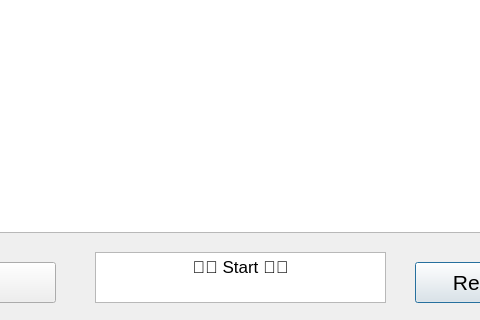
Above: employee.ui from sriv95/Restaurant-Management before the change; both pictures show x 545 to 1025 and y 588 to 908 of the 1174 by 908 pixel window. Below: the same form after it.
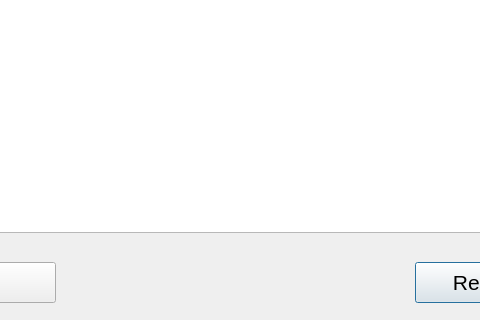
That is the form after the change.

What changed in the file:
```diff
--- a/employee.ui
+++ b/employee.ui
@@ -131,34 +131,6 @@
     <string>Delete</string>
    </property>
   </widget>
-  <widget class="QTextEdit" name="Status_Block">
-   <property name="geometry">
-    <rect>
-     <x>640</x>
-     <y>840</y>
-     <width>291</width>
-     <height>51</height>
-    </rect>
-   </property>
-   <property name="font">
-    <font>
-     <pointsize>13</pointsize>
-    </font>
-   </property>
-   <property name="readOnly">
-    <bool>true</bool>
-   </property>
-   <property name="html">
-    <string>&lt;!DOCTYPE HTML PUBLIC &quot;-//W3C//DTD HTML 4.0//EN&quot; &quot;http://www.w3.org/TR/REC-html40/strict.dtd&quot;&gt;
-&lt;html&gt;&lt;head&gt;&lt;meta name=&quot;qrichtext&quot; content=&quot;1&quot; /&gt;&lt;meta charset=&quot;utf-8&quot; /&gt;&lt;style type=&quot;text/css&quot;&gt;
-p, li { white-space: pre-wrap; }
-hr { height: 1px; border-width: 0; }
-li.unchecked::marker { content: &quot;\2610&quot;; }
-li.checked::marker { content: &quot;\2612&quot;; }
-&lt;/style&gt;&lt;/head&gt;&lt;body style=&quot; font-family:'Segoe UI'; font-size:13pt; font-weight:400; font-style:normal;&quot;&gt;
-&lt;p align=&quot;center&quot; style=&quot; margin-top:0px; margin-bottom:0px; margin-left:0px; margin-right:0px; -qt-block-indent:0; text-indent:0px;&quot;&gt;🥳🥳 Start 🥳🥳&lt;/p&gt;&lt;/body&gt;&lt;/html&gt;</string>
-   </property>
-  </widget>
  </widget>
  <resources/>
  <connections/>
```
